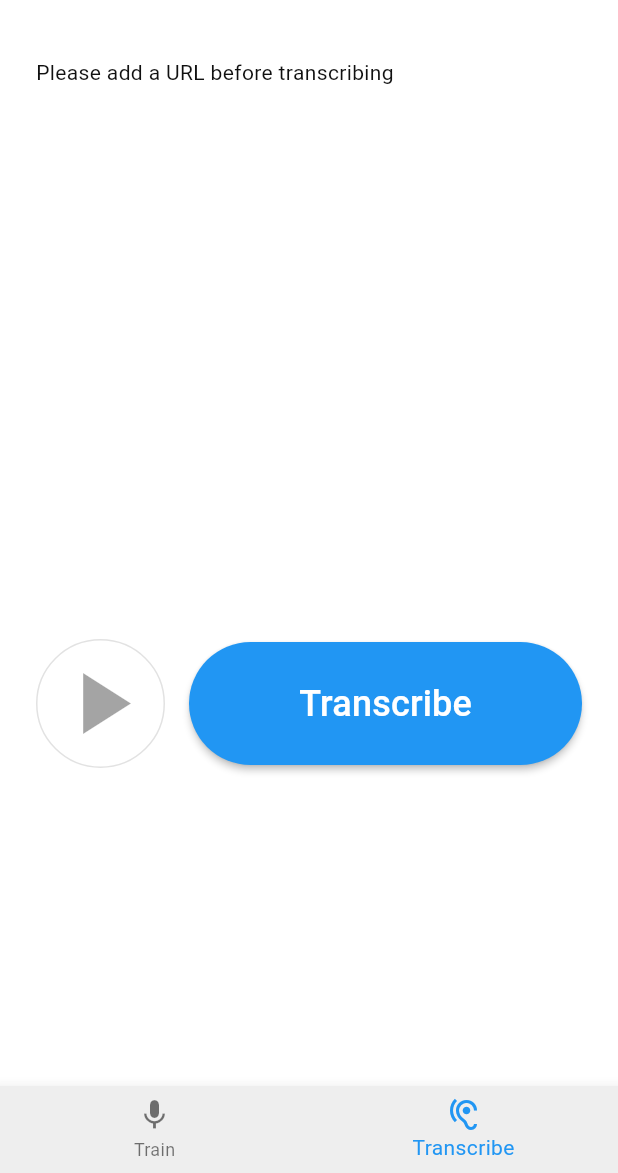
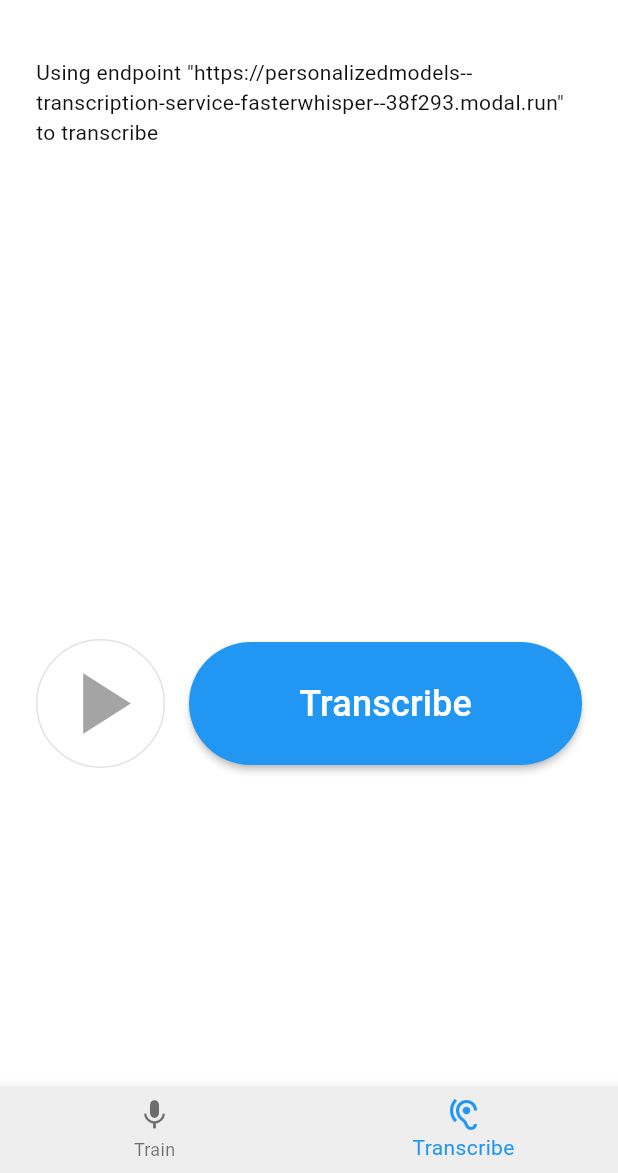
Before and after one commit to Star-Lord-XIII/project-euphonia-app, a Flutter app: the screen it shows once a user with an empty profile is signed in, item 2 of the bottom bar chosen, on a phone screen of 412 x 824 dp, the part 63-1236 px from its top. Run offline on Flutter 3.47's test engine with Material 3 defaults, Android fonts, the phone set to English and light mode, and no system bars; our stand-ins replace cached_network_image, firebase_auth, firebase_core, firebase_storage, shared_preferences, video_player; missing offline and left inert: firebase_ui_auth, firebase_ui_oauth_google, record; accounts and stored records are empty; generated files the repository leaves out were written again; statements that could not run were skipped; project files that could hold a hidden picture were left out.

Commit message:
Add default transcription endpoint. Support rich captions.

```diff
--- a/lib/l10n/app_en.arb
+++ b/lib/l10n/app_en.arb
@@ -64,7 +64,7 @@
         "description": "Prompt user to add transcription endpoint before trying transcription"
     },
 
-    "transcriptionEndpointDisplay": "Using endpoint \"{transcriptionURL}/transcribe\" to transcribe",
+    "transcriptionEndpointDisplay": "Using endpoint \"{transcriptionURL}\" to transcribe",
     "@transcriptionEndpointDisplay": {
         "description": "Message to display the transcription url configured by the user",
         "placeholders": {
--- a/lib/l10n/app_it.arb
+++ b/lib/l10n/app_it.arb
@@ -12,7 +12,7 @@
     "valueSavedMessage": "Parametro salvato",
     "cloudRunTextFieldLabel": "URL del servizio Cloud Run",
     "addTranscriptionEndpointPrompt": "Aggiungi uan URL nelle impostazioni per iniziare la trascrizione.",
-    "transcriptionEndpointDisplay": "L'indirizzo \"{transcriptionURL}/transcribe\" è utilizzato per la trascrizione",
+    "transcriptionEndpointDisplay": "L'indirizzo \"{transcriptionURL}\" è utilizzato per la trascrizione",
     "previousPhraseButton": "Frase precedente",
     "playPhraseButton": "Riproduci frase",
     "nextPhraseButton": "Frase successiva",
--- a/lib/src/modes/transcribe_mode_controller.dart
+++ b/lib/src/modes/transcribe_mode_controller.dart
@@ -38,6 +38,7 @@ class _TranscribeModeControllerState extends State<TranscribeModeController> {
   final record = AudioRecorder();
   late VideoPlayerController _playerController;
   var _phrase = '';
+  var _words = [];
   var _isRecording = false;
   var _isPlaying = false;
   var _canPlay = false;
@@ -106,7 +107,7 @@ class _TranscribeModeControllerState extends State<TranscribeModeController> {
       if (transcribeEndpoint.isEmpty) {
         return;
       }
-      final uri = Uri.parse('$transcribeEndpoint/transcribe');
+      final uri = Uri.parse(transcribeEndpoint);
       var request = http.MultipartRequest('POST', uri);
       request.files.add(
         await http.MultipartFile.fromPath('wav', audioFile.path),
@@ -116,7 +117,8 @@ class _TranscribeModeControllerState extends State<TranscribeModeController> {
       final result = jsonDecode(response.body) as Map<String, dynamic>;
       if (response.statusCode == 200) {
         setState(() {
-          _phrase = result['transcript'] ?? 'ERROR: TRANSCRIPT NOT FOUND!';
+          _phrase = result['transcription'] ?? 'ERROR: TRANSCRIPT NOT FOUND!';
+          _words = result['words'] ?? [];
           _uploadStatus = UploadStatus.completed;
         });
       } else {
@@ -175,6 +177,7 @@ class _TranscribeModeControllerState extends State<TranscribeModeController> {
     return Consumer<SettingsRepository>(
         builder: (context, settings, _) => TranscribeModeView(
               phrase: _phrase,
+              words: settings.displayRichCaptions ? _words : [],
               transcriptUrl: settings.transcribeEndpoint,
               record: _isPlaying ? null : _manageRecording,
               isRecording: _isRecording,
--- a/lib/src/modes/transcribe_mode_view.dart
+++ b/lib/src/modes/transcribe_mode_view.dart
@@ -20,6 +20,7 @@ enum UploadStatus { notStarted, started, completed, interrupted }
 
 class TranscribeModeView extends StatelessWidget {
   final String phrase;
+  final List words;
   final String transcriptUrl;
   final void Function()? record;
   final void Function()? play;
@@ -31,6 +32,7 @@ class TranscribeModeView extends StatelessWidget {
   const TranscribeModeView({
     super.key,
     required this.phrase,
+    required this.words,
     required this.transcriptUrl,
     required this.record,
     required this.play,
@@ -51,6 +53,15 @@ class TranscribeModeView extends StatelessWidget {
       case UploadStatus.interrupted:
         return false;
     }
+  }
+
+  Color getColorForWordProbability(double probability) {
+    if (probability > 0.9) {
+      return Colors.green;
+    } else if (probability > 0.7) {
+      return Colors.yellow;
+    }
+    return Colors.red;
   }
 
   @override
@@ -91,11 +102,23 @@ class TranscribeModeView extends StatelessWidget {
                       flex: 1,
                       child: SingleChildScrollView(
                         scrollDirection: Axis.vertical, //.horizontal
-                        child: Text(
-                          phrase,
-                          style: const TextStyle(fontSize: 24),
-                          textAlign: TextAlign.left,
-                        ),
+                        child: words.isNotEmpty
+                            ? RichText(
+                                text: TextSpan(
+                                    children: words
+                                        .map((w) => TextSpan(
+                                            text: w["word"],
+                                            style: TextStyle(
+                                                fontSize: 24,
+                                                color:
+                                                    getColorForWordProbability(
+                                                        w["probability"]))))
+                                        .toList()))
+                            : Text(
+                                phrase,
+                                style: const TextStyle(fontSize: 24),
+                                textAlign: TextAlign.left,
+                              ),
                       ),
                     ),
                   ],
--- a/lib/src/repos/settings_repository.dart
+++ b/lib/src/repos/settings_repository.dart
@@ -18,17 +18,28 @@ import 'package:shared_preferences/shared_preferences.dart';
 final class SettingsRepository extends ChangeNotifier {
   static const _transcribeEndpointKey = 'TRANSCRIBE_URL_KEY';
   static const _autoAdvanceKey = 'AUTO_ADVANCE_KEY';
+  static const _richCaptionKey = 'RICH_CAPTION_KEY';
+  static const String _defaultEndpoint =
+      'https://personalizedmodels--transcription-service-fasterwhisper--38f293.modal.run';
 
   String _transcribeEndpoint = '';
   bool _autoAdvance = false;
+  bool _displayRichCaptions = false;
 
   String get transcribeEndpoint => _transcribeEndpoint;
   bool get autoAdvance => _autoAdvance;
 
+  bool get displayRichCaptions => _displayRichCaptions;
+
   Future<void> initFromPreferences() async {
     final prefs = await SharedPreferences.getInstance();
-    _transcribeEndpoint = prefs.getString(_transcribeEndpointKey) ?? '';
+    final preferredEndpoint = prefs.getString(_transcribeEndpointKey);
+    _transcribeEndpoint =
+        (preferredEndpoint == null || preferredEndpoint.isEmpty)
+            ? _defaultEndpoint
+            : '';
     _autoAdvance = prefs.getBool(_autoAdvanceKey) ?? false;
+    _displayRichCaptions = prefs.getBool(_richCaptionKey) ?? false;
     notifyListeners();
   }
 
@@ -45,4 +56,11 @@ final class SettingsRepository extends ChangeNotifier {
     _autoAdvance = updatedAutoAdvancePref;
     notifyListeners();
   }
+
+  Future<void> updateRichCaptions(bool show) async {
+    final prefs = await SharedPreferences.getInstance();
+    prefs.setBool(_richCaptionKey, show);
+    _displayRichCaptions = show;
+    notifyListeners();
+  }
 }
```
Also changed, not shown: lib/src/settings/settings_view.dart (+11 -0 lines).
